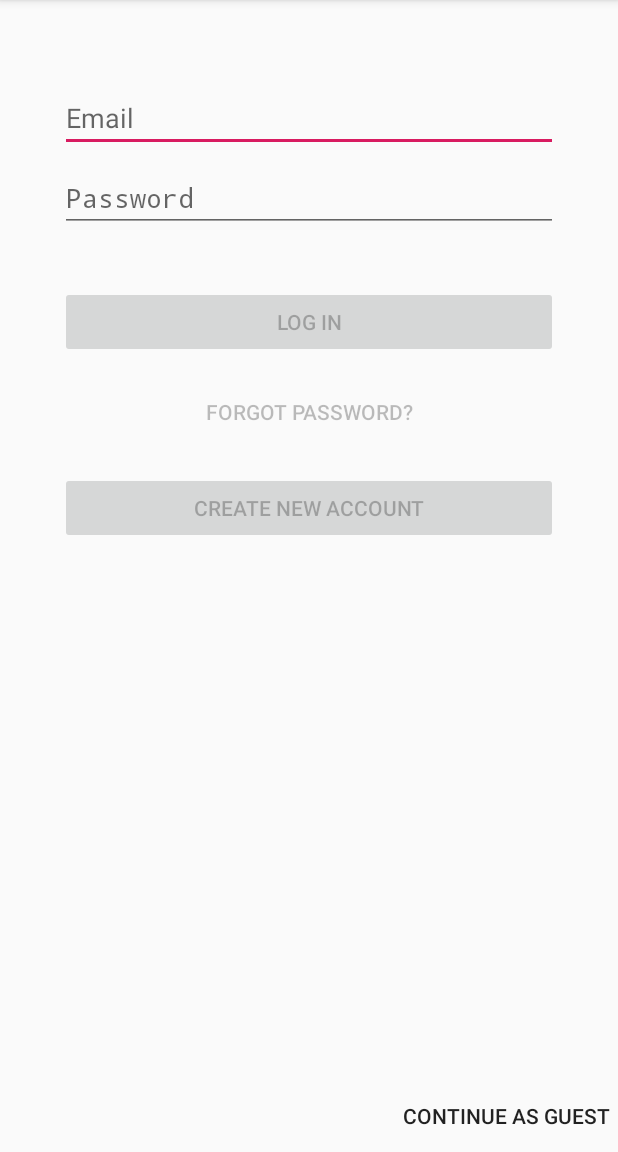
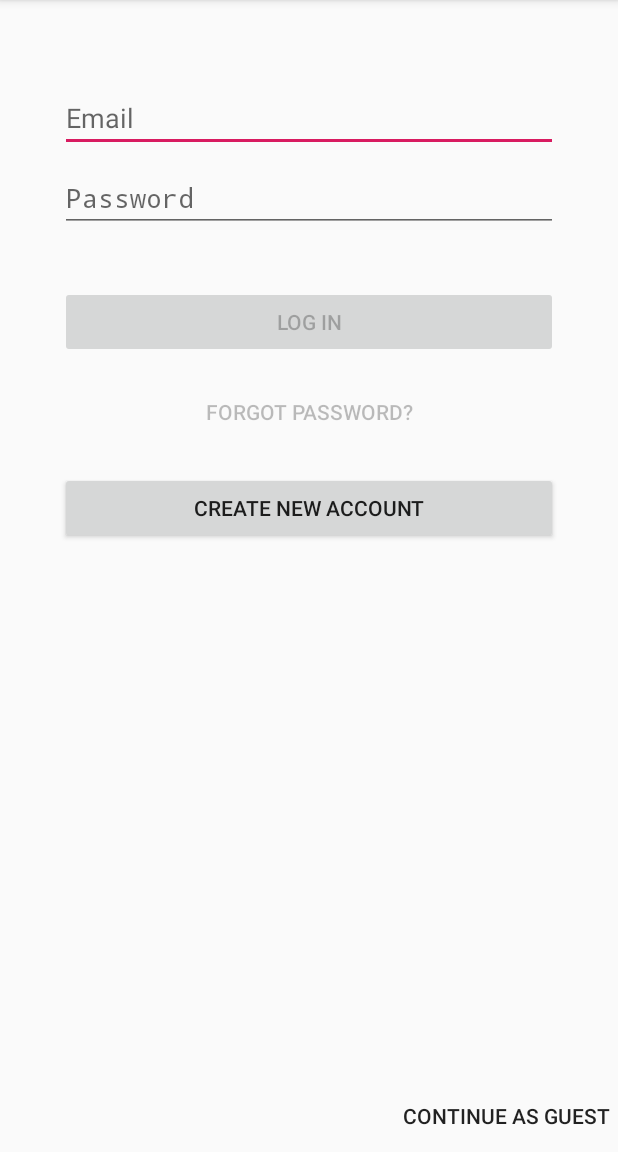
Before and after one commit to franciscomatos/FoodIST, an Android app: the screen it shows after launch (LoginActivity), on a phone screen of 412 x 824 dp, the part 84-1236 px from its top. Run offline under Robolectric (Android 15) with nearby library versions, the light colour scheme and no system bars; libraries missing offline, so code that uses them is left out: pt.inesc.termite; pictures from the network do not load; 6 statements that could not run were skipped.

Commit message:
added sign up page

```diff
--- a/app/src/main/res/layout/activity_login.xml
+++ b/app/src/main/res/layout/activity_login.xml
@@ -149,7 +149,6 @@
         android:layout_marginTop="160dp"
         android:layout_marginEnd="24dp"
         android:layout_marginBottom="20dp"
-        android:enabled="false"
         android:text="@string/action_create_account"
         app:layout_constraintBottom_toBottomOf="parent"
         app:layout_constraintEnd_toEndOf="parent"
```
